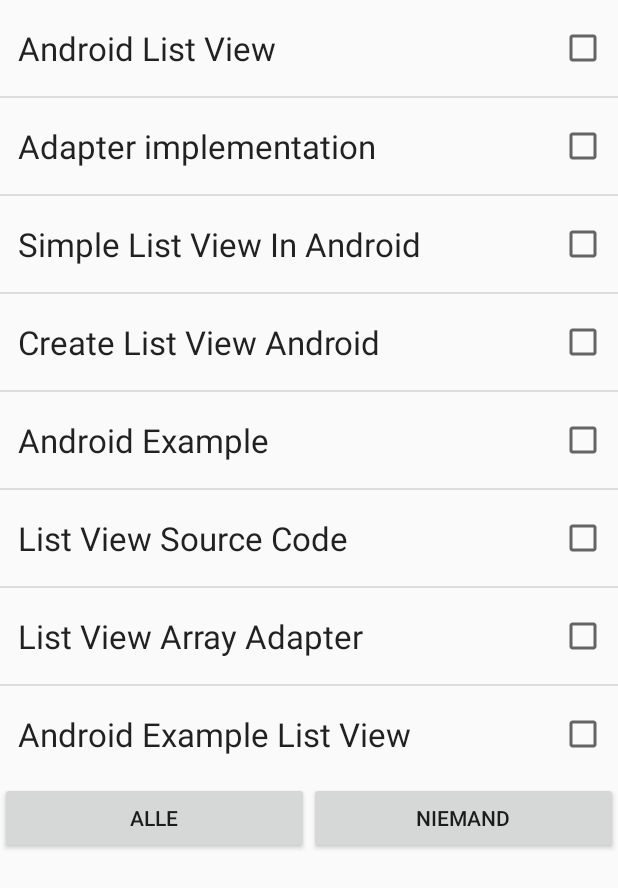
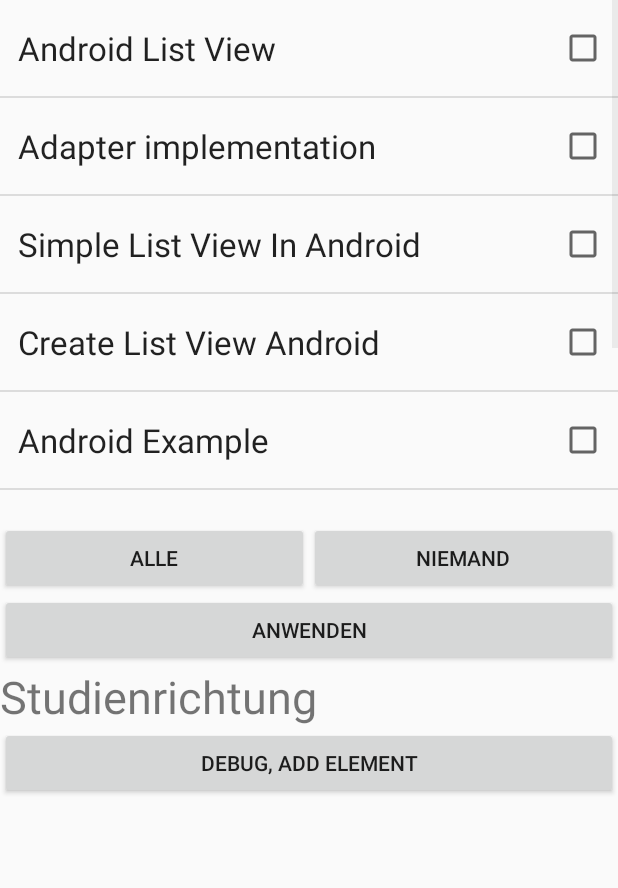
Before and after one commit to 0wncl0ud/MobProPro, an Android app: the NeueFreunde screen opened directly, with no data from a screen before it, on a phone screen of 412 x 824 dp. Shown: the top 888 px of the screen. Run offline under Robolectric (Android 15) with nearby library versions, the phone set to English and light mode, and no system bars.

Commit message:
List View funktioniert

```diff
--- a/TeamSRMF/app/src/main/java/mobpro/hslu/ch/teamsrmf/NeueFreunde.java
+++ b/TeamSRMF/app/src/main/java/mobpro/hslu/ch/teamsrmf/NeueFreunde.java
@@ -3,12 +3,15 @@ package mobpro.hslu.ch.teamsrmf;
 import android.app.Activity;
 import android.app.ListActivity;
 import android.os.Bundle;
+import android.util.SparseBooleanArray;
 import android.view.View;
+import android.view.ViewGroup;
 import android.widget.Adapter;
 import android.widget.ArrayAdapter;
 import android.widget.CheckedTextView;
 import android.widget.ListAdapter;
 import android.widget.ListView;
+import android.widget.TextView;
 
 import java.util.ArrayList;
 
@@ -39,6 +42,12 @@ public class NeueFreunde extends Activity {
             adapter = new ArrayAdapter<String>(this, android.R.layout.select_dialog_multichoice, android.R.id.text1, values);
             userListView.setAdapter(adapter);
         }
+       /* if(adapter.getCount()>5){
+            View item=adapter.getView(0,null,userListView);
+            item.measure(0,0);
+            ViewGroup.LayoutParams params=new ViewGroup.LayoutParams(ViewGroup.LayoutParams.MATCH_PARENT,(int) (5.5 * item.getMeasuredHeight()));
+            userListView.setLayoutParams(params);
+        }*/
 
        // myCheckedTextView.setText("Hallo, wähle mich");
 
@@ -57,5 +66,15 @@ public class NeueFreunde extends Activity {
 
     }
 
-    public void
+    public void speicherBenutzerListeClicked(View v){
+        SparseBooleanArray checked = userListView.getCheckedItemPositions();
+        TextView selectedItems=(TextView)findViewById(R.id.SelectedItems);
+        for (int i = 0; i < checked.size(); i++) {
+            // Item position in adapter
+            int position = checked.keyAt(i);
+            // Add sport if it is checked i.e.) == TRUE!
+            if (checked.valueAt(i))
+                //selectedItems.setText(adapter.getItem(position));     //DEbugAusgabe
+        }
+    }
 }
--- a/TeamSRMF/app/src/main/res/layout/activity_neue_freunde.xml
+++ b/TeamSRMF/app/src/main/res/layout/activity_neue_freunde.xml
@@ -2,28 +2,30 @@
 
     <LinearLayout xmlns:android="http://schemas.android.com/apk/res/android"
         android:orientation="vertical"
-        android:layout_width="match_parent"
-        android:layout_height="match_parent"
-        android:weightSum="2">
-
+        android:layout_width="fill_parent"
+        android:layout_height="wrap_content"
+        android:weightSum="100">
+            <LinearLayout
+            android:orientation="horizontal"
+            android:layout_width="fill_parent"
+            android:layout_height="wrap_content">
                 <ListView
-            android:layout_width="match_parent"
-            android:layout_height="wrap_content"
+                            android:layout_width="fill_parent"
+                            android:layout_height="348dp"
+                            android:dividerHeight="2px"
                             android:id="@+id/neueFreundeList"
                             android:drawSelectorOnTop="true"
-            android:weightSum="1"
                             android:layout_gravity="center_horizontal"
                             android:choiceMode="multipleChoice"
                             android:clickable="true"
-            android:visibility="visible"
-            android:textFilterEnabled="true"
-            android:layoutMode="opticalBounds"
-            android:contextClickable="true" />
+                            android:contextClickable="true"
+                    android:fastScrollAlwaysVisible="false"
+                    android:fastScrollEnabled="false" />
+            </LinearLayout>
     <LinearLayout
         android:orientation="horizontal"
         android:layout_width="match_parent"
-        android:layout_height="match_parent"
-        android:weightSum="100">
+        android:layout_height="wrap_content">
         <Button
             android:layout_width="fill_parent"
             android:layout_height="wrap_content"
@@ -42,16 +44,26 @@
     <Button
         android:layout_width="match_parent"
         android:layout_height="wrap_content"
-        android:text="Speicher"
+        android:text="Anwenden"
         android:id="@+id/saveFilterData"
-        android:onClick="saveUserListClicked"
-        android:weightSum="100"/>
+        android:onClick="speicherBenutzerListeClicked"/>
+
+    <TextView
+        android:layout_width="match_parent"
+        android:layout_height="wrap_content"
+        android:textAppearance="?android:attr/textAppearanceSmall"
+        android:text="Studienrichtung"
+        android:id="@+id/SelectedItems"
+        android:textSize="30dp"
+        android:singleLine="false" />
+
         <Button
             android:layout_width="match_parent"
             android:layout_height="wrap_content"
             android:text="Debug, add element"
             android:id="@+id/debugAddElement"
-        android:onClick="addItems"
-        android:weightSum="100"/>
+            android:onClick="addItems" />
+
+
 
 </LinearLayout>
```
Lines whose indentation alone changed are shown as unchanged.
